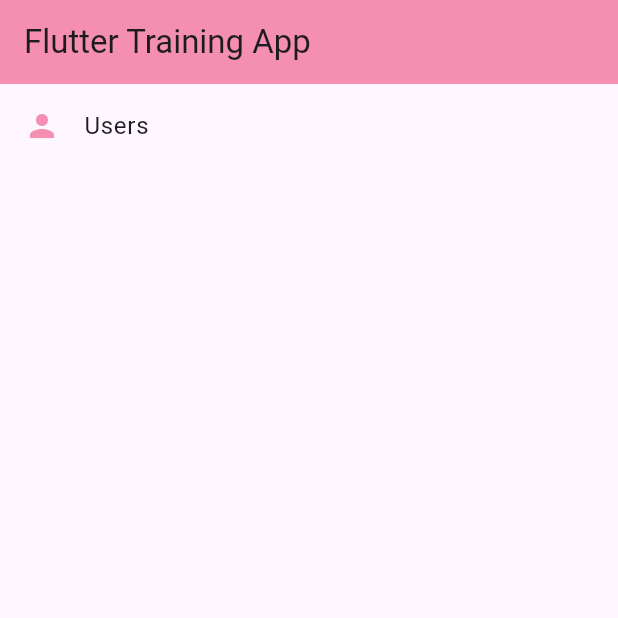
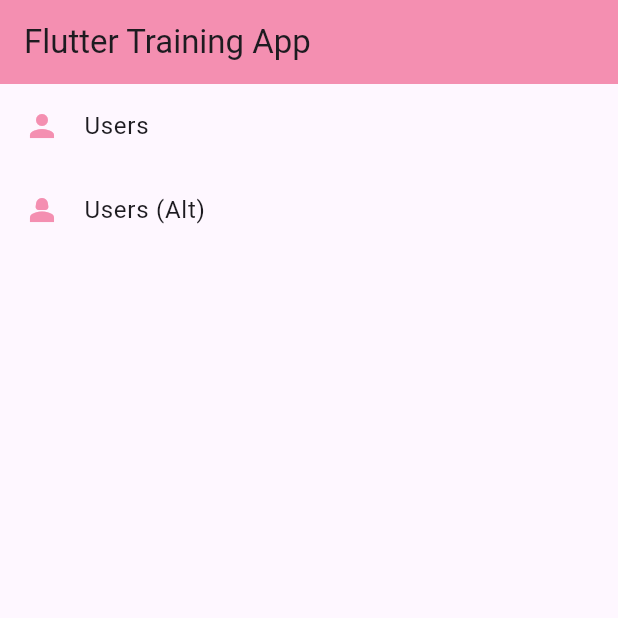
Before and after one commit to nhophucrious/cc_flutter_training, a Flutter app: the screen it shows after launch, on a phone screen of 412 x 824 dp, the top half of it. Run offline on Flutter 3.47's test engine with Material 3 defaults, Android fonts, the phone set to English and light mode, and no system bars; our stand-ins replace dio, floor, get, isar, retrofit, sqflite; accounts and stored records are empty; generated files the repository leaves out were written again.

```diff
--- a/lib/app/routes/app_pages.dart
+++ b/lib/app/routes/app_pages.dart
@@ -1,5 +1,7 @@
 
+import 'package:cc_flutter_training/ui/controllers/alternate_users_controller.dart';
 import 'package:cc_flutter_training/ui/controllers/users_controller.dart';
+import 'package:cc_flutter_training/ui/views/alternate_users_page.dart';
 import 'package:get/route_manager.dart';
 
 import '../../ui/views/home_page.dart';
@@ -23,6 +25,11 @@ class AppPages {
       binding: UsersBinding()
     ),
     GetPage(
+      name: Paths.USERS_ALT,
+      page: () => const AlternateUsersPage(),
+      binding: AlternateUsersBinding()
+    ),
+    GetPage(
       name: Paths.INDIVIDUAL_USER,
       page: () => IndividualUserPage()
     ),
--- a/lib/app/routes/app_routes.dart
+++ b/lib/app/routes/app_routes.dart
@@ -6,6 +6,7 @@ class Paths {
 
   static const HOME = '/home';
   static const USERS = '/users';
+  static const USERS_ALT = '/users-alt';
   static const INDIVIDUAL_USER = '/individual-user';
 
 
--- a/lib/ui/models/user_model.dart
+++ b/lib/ui/models/user_model.dart
@@ -2,11 +2,14 @@ import 'package:cc_flutter_training/ui/models/address_model.dart';
 import 'package:cc_flutter_training/ui/models/company_model.dart';
 import 'package:floor/floor.dart';
 import 'package:json_annotation/json_annotation.dart';
+import 'package:isar/isar.dart';
 
 part 'user_model.g.dart';
 
 @JsonSerializable()
 @entity
+// for isar
+@collection
 class User {
   @primaryKey
   final int id;
--- a/lib/ui/views/home_page.dart
+++ b/lib/ui/views/home_page.dart
@@ -25,6 +25,15 @@ class HomePage extends StatelessWidget {
                 // Get.to(() => const UsersPage());
               },
             ),
+            ListTile(
+              iconColor: Colors.pink[200],
+              leading: const Icon(Icons.person_2),
+              title: const Text('Users (Alt)'),
+              onTap: () {
+                Get.toNamed(Paths.USERS_ALT);
+                // Get.to(() => const UsersPage());
+              },
+            ),
           ],
         ),
       ),
--- a/pubspec.yaml
+++ b/pubspec.yaml
@@ -35,6 +35,8 @@ dependencies:
   logger: any  #for logging purpose
   json_annotation: ^4.8.1
   floor: ^1.4.2
+  isar: ^3.1.0+1
+  isar_flutter_libs: ^3.1.0+1
 
 
   # The following adds the Cupertino Icons font to your application.
@@ -55,6 +57,7 @@ dev_dependencies:
   build_runner: '>=2.3.0 <4.0.0'
   floor_generator: ^1.4.2
   json_serializable: ^6.6.2
+  isar_generator: ^3.1.0+1
 
 # For information on the generic Dart part of this file, see the
 # following page: https://dart.dev/tools/pub/pubspec
```
Also changed, not shown: lib/ui/controllers/alternate_users_controller.dart (added, +44 -0 lines), lib/ui/views/alternate_users_page.dart (added, +63 -0 lines), pubspec.lock.
